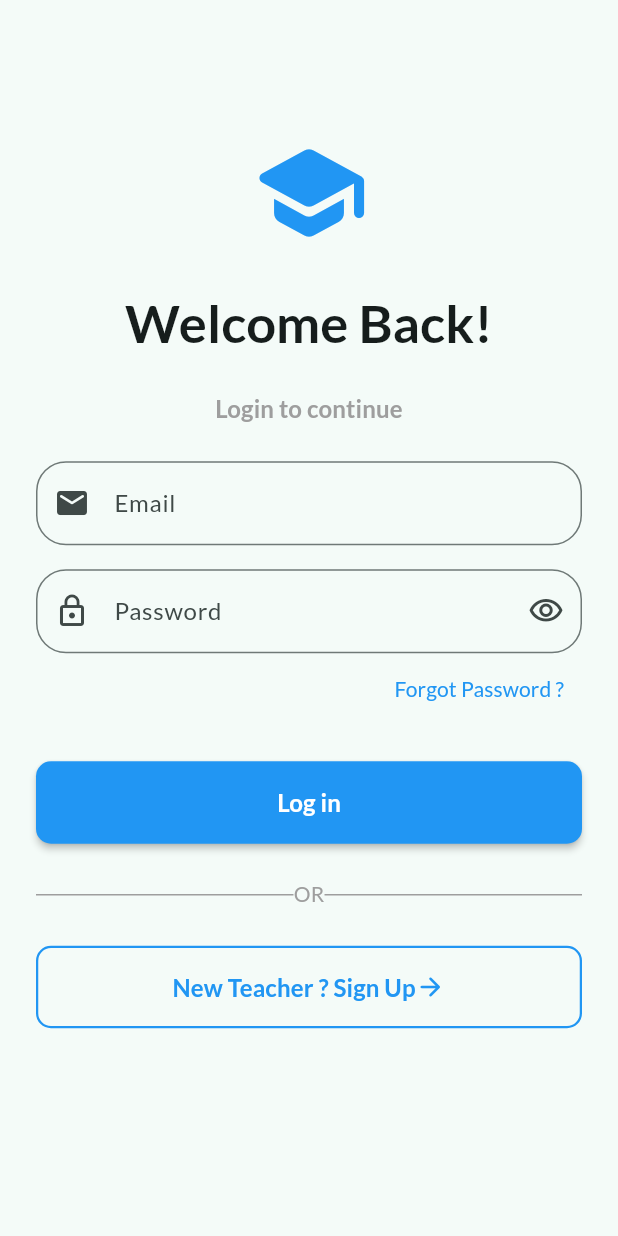
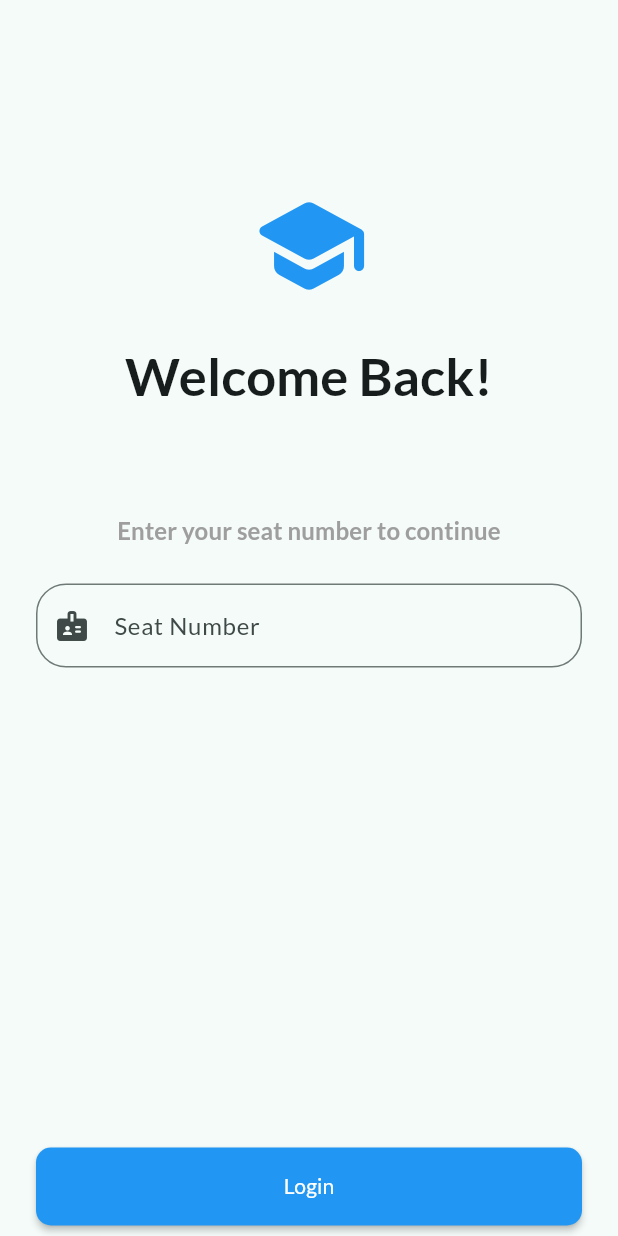
Before and after one commit to Shunya-karan/smart-attendance-bluetooth, a Flutter app: the screen it shows after launch, on a phone screen of 412 x 824 dp. Run offline on Flutter 3.47's test engine with Material 3 defaults, Android fonts, the phone set to English and light mode, and no system bars; our stand-ins replace google_fonts.

Commit message:
Student Input UI update

```diff
--- a/lib/main.dart
+++ b/lib/main.dart
@@ -1,4 +1,5 @@
 import 'package:flutter/material.dart';
+import 'package:smart_attendance_bluetooth/student/student_info.dart';
 import 'teacher/teacher_login.dart';
 import 'package:google_fonts/google_fonts.dart';
 
@@ -14,7 +15,7 @@ class MyApp extends StatelessWidget {
     return  MaterialApp(
       title: "Attendance App",
       debugShowCheckedModeBanner: false,
-      home: TeacherLogin(),
+      home: StudentInfo(),
       theme: ThemeData(
           fontFamily: GoogleFonts.lato().fontFamily,
         colorScheme: ColorScheme.fromSeed(
--- /dev/null
+++ b/lib/student/student_info.dart
@@ -0,0 +1,81 @@
+import 'package:flutter/material.dart';
+
+class StudentInfo extends StatefulWidget{
+  const StudentInfo ({super.key});
+
+  @override
+  State<StudentInfo> createState() => _StudentInfoState();
+}
+
+class _StudentInfoState extends State<StudentInfo> {
+  @override
+  Widget build(BuildContext context) {
+    return Scaffold(
+      body: SafeArea(
+        child: Center(
+          child: SingleChildScrollView(
+            padding: const EdgeInsets.all(24.0),
+          child: Column(
+            mainAxisAlignment: MainAxisAlignment.center,
+            crossAxisAlignment: CrossAxisAlignment.stretch,
+            children: [
+              SizedBox(height: 100),
+              Icon(Icons.school_rounded,
+                    size: 80,
+                  color: Theme.of(context).colorScheme.primary,
+                  ),
+
+                SizedBox(height: 24),
+
+                Text(
+                  "Welcome Back!",
+                  style: Theme.of(context).textTheme.titleLarge,
+                  textAlign: TextAlign.center,
+                ),
+
+                SizedBox(height: 70),
+
+                Text("Enter your seat number to continue",
+                style: Theme.of(context).textTheme.titleSmall?.copyWith(
+                  color: Colors.grey
+                ),
+                textAlign: TextAlign.center,
+                ),
+
+                SizedBox(height: 24),
+
+                TextField(
+                  decoration: InputDecoration(
+                    labelText: "Seat Number",
+                    hintText: "Enter your seat number",
+                    prefixIcon: Icon(Icons.badge_rounded),
+                    border: OutlineInputBorder(
+                      borderSide:BorderSide(color: Colors.grey) ,
+                      borderRadius: BorderRadius.circular(20)
+                    )
+                  ),
+                ),
+
+                SizedBox(height: 320,),
+
+                ElevatedButton(onPressed: () {},
+                 child: Text("Login"),
+                 style: ElevatedButton.styleFrom(
+                   backgroundColor: Theme.of(context).colorScheme.primary,
+                   foregroundColor: Colors.white,
+                   padding: EdgeInsets.symmetric(vertical: 16),
+                   shape: RoundedRectangleBorder(
+                     borderRadius: BorderRadius.circular(10),
+                   ),
+                   elevation: 2,
+                 )
+                ),
+
+            ],
+          )
+        ),
+      ),
+      ),
+    );
+  }
+}
```
